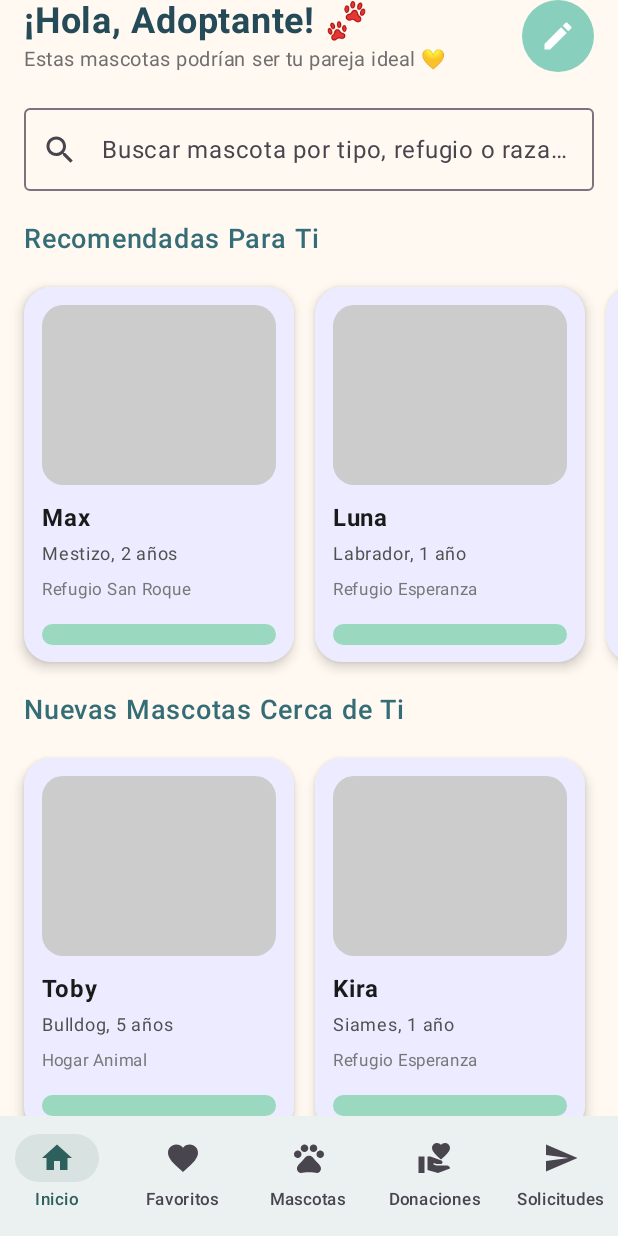
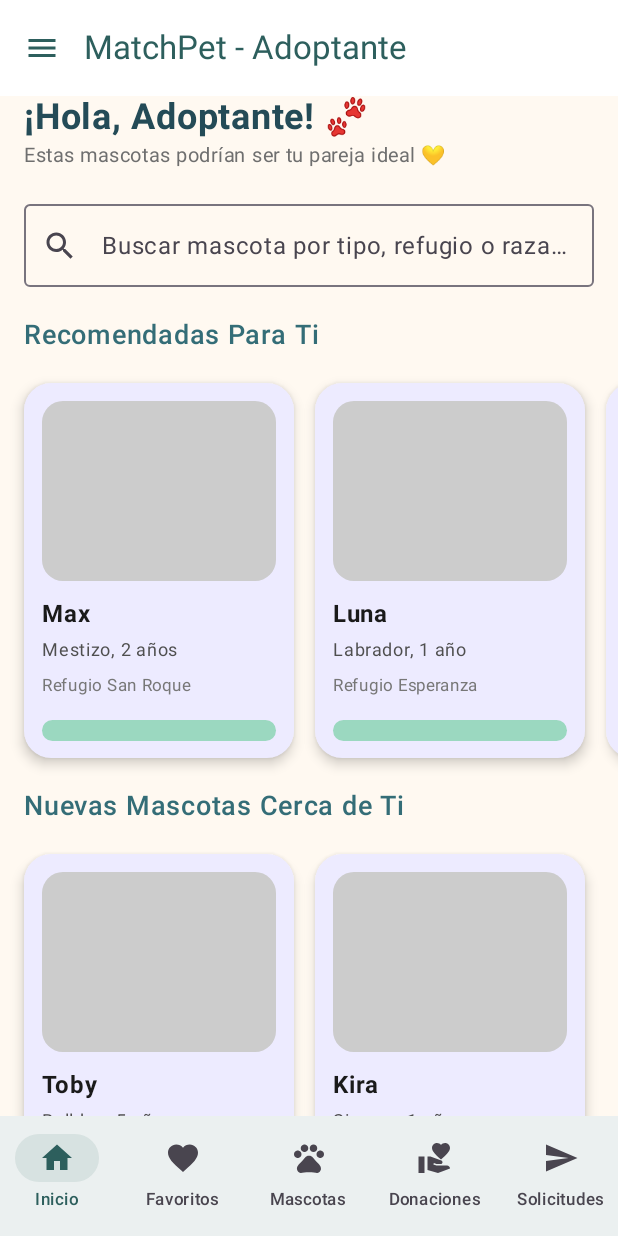
Before and after one commit to luistoledolafuente/MATCHPET, an Android app built with Jetpack Compose: the composable DashboardScreen called with empty values, on a phone screen of 412 x 824 dp. Run offline under Robolectric (Android 15) with nearby library versions, the phone set to English and light mode, and no system bars.

Commit message:
Navbar adoptante

```diff
--- a/frontend-movile/app/src/main/java/com/example/matchpet/ui/navigation/AppNavigation.kt
+++ b/frontend-movile/app/src/main/java/com/example/matchpet/ui/navigation/AppNavigation.kt
@@ -6,7 +6,7 @@ import androidx.navigation.compose.NavHost
 import androidx.navigation.compose.composable
 import com.example.matchpet.ui.screens.*
 import com.example.matchpet.ui.screens.adoptante.DashboardScreen
-import com.example.matchpet.ui.screens.adoptante.ProfileScreen // Se mantiene la importación si la usas en otro sitio
+import com.example.matchpet.ui.screens.adoptante.ProfileScreen
 import com.example.matchpet.ui.screens.auth.LoginScreen
 import com.example.matchpet.ui.screens.auth.RegisterScreen
 import com.example.matchpet.ui.screens.refugio.RefugioDashboardScreen
@@ -63,5 +63,14 @@ fun AppNavigation(navController: NavHostController) {
         composable("settings") {
             SettingsScreen(navController = navController)
         }
+
+        // Perfil de Adoptante (ruta global sin navbar)
+        composable("adoptante_perfil/{token}") { backStackEntry ->
+            val token = backStackEntry.arguments?.getString("token") ?: ""
+            ProfileScreen(
+                token = token,
+                onBack = { navController.popBackStack() }
+            )
+        }
     }
 }
--- /dev/null
+++ b/frontend-movile/app/src/main/java/com/example/matchpet/ui/screens/adoptante/AdoptanteDrawerContent.kt
@@ -0,0 +1,123 @@
+package com.example.matchpet.ui.screens.adoptante
+
+import androidx.compose.foundation.background
+import androidx.compose.foundation.layout.*
+import androidx.compose.material.icons.Icons
+import androidx.compose.material.icons.filled.*
+import androidx.compose.material3.*
+import androidx.compose.runtime.*
+import androidx.compose.ui.Alignment
+import androidx.compose.ui.Modifier
+import androidx.compose.ui.graphics.Color
+import androidx.compose.ui.text.font.FontWeight
+import androidx.compose.ui.unit.dp
+import androidx.compose.ui.unit.sp
+import androidx.lifecycle.viewmodel.compose.viewModel
+import androidx.navigation.NavController
+import com.example.matchpet.ui.theme.PrimaryTeal
+import com.example.matchpet.ui.theme.SurfaceWhite
+import com.example.matchpet.viewmodel.AdoptanteDashboardViewModel
+
+@Composable
+fun AdoptanteDrawerContent(
+    dashboardNavController: NavController,
+    mainNavController: NavController,
+    closeDrawer: () -> Unit,
+    token: String,
+    viewModel: AdoptanteDashboardViewModel = viewModel()
+) {
+    // Observamos el StateFlow para nombre y email
+    val simpleUser by viewModel.simpleUser.collectAsState()
+
+    // Disparamos la carga del perfil al abrir/inicializar el Drawer
+    LaunchedEffect(token) {
+        viewModel.loadUserProfile(token)
+    }
+
+    // Usamos los datos reales del StateFlow
+    val userName = simpleUser?.name ?: "Cargando..."
+    val userEmail = simpleUser?.email ?: "..."
+
+    ModalDrawerSheet(modifier = Modifier.width(300.dp)) {
+
+        // --- CABECERA (Perfil del Adoptante) ---
+        Column(
+            modifier = Modifier
+                .fillMaxWidth()
+                .background(PrimaryTeal.copy(alpha = 0.9f))
+                .padding(16.dp),
+            horizontalAlignment = Alignment.Start
+        ) {
+            Icon(
+                Icons.Default.AccountCircle,
+                contentDescription = "Usuario",
+                modifier = Modifier.size(56.dp),
+                tint = Color.White
+            )
+            Spacer(Modifier.height(8.dp))
+            Text(
+                text = userName, // Nombre del adoptante logueado
+                fontSize = 18.sp,
+                fontWeight = FontWeight.Bold,
+                color = Color.White
+            )
+            Text(
+                text = userEmail, // Email del adoptante logueado
+                fontSize = 14.sp,
+                color = SurfaceWhite
+            )
+        }
+
+        Divider(Modifier.padding(vertical = 8.dp))
+
+        // --- 1. Opción: Ver Perfil (Navegación global sin navbar) ---
+        NavigationDrawerItem(
+            label = { Text("Ver Perfil") },
+            selected = false,
+            onClick = {
+                closeDrawer()
+                mainNavController.navigate("adoptante_perfil/$token") // Ruta global con token
+            },
+            icon = { Icon(Icons.Default.Person, contentDescription = null) }
+        )
+
+        // --- 2. Opción: Configuración (Navegación principal/global) ---
+        NavigationDrawerItem(
+            label = { Text("Configuración") },
+            selected = false,
+            onClick = {
+                closeDrawer()
+                mainNavController.navigate("settings") // Ruta global (AppNavigation)
+            },
+            icon = { Icon(Icons.Default.Settings, contentDescription = null) }
+        )
+
+        // --- 3. Opción: Acerca de la App (Navegación principal/global) ---
+        NavigationDrawerItem(
+            label = { Text("Acerca de la App") },
+            selected = false,
+            onClick = {
+                closeDrawer()
+                mainNavController.navigate("about_us") // Ruta global (AppNavigation)
+            },
+            icon = { Icon(Icons.Default.Info, contentDescription = null) }
+        )
+
+        // --- 4. CERRAR SESIÓN ---
+        Spacer(Modifier.weight(1f)) // Empuja el Logout hacia abajo
+        Divider(Modifier.padding(vertical = 8.dp))
+
+        NavigationDrawerItem(
+            label = { Text("Cerrar Sesión", color = Color.Red) },
+            selected = false,
+            onClick = {
+                closeDrawer()
+                // Navegación principal a Login, limpiando el back stack
+                mainNavController.navigate("login") {
+                    popUpTo(mainNavController.graph.id) { inclusive = true }
+                }
+            },
+            icon = { Icon(Icons.Default.Logout, contentDescription = null, tint = Color.Red) }
+        )
+    }
+}
--- a/frontend-movile/app/src/main/java/com/example/matchpet/ui/screens/adoptante/AdoptanteHomeScreen.kt
+++ b/frontend-movile/app/src/main/java/com/example/matchpet/ui/screens/adoptante/AdoptanteHomeScreen.kt
@@ -5,10 +5,8 @@ import androidx.compose.foundation.layout.*
 import androidx.compose.foundation.lazy.LazyColumn
 import androidx.compose.foundation.lazy.LazyRow
 import androidx.compose.foundation.lazy.items
-import androidx.compose.foundation.shape.CircleShape
 import androidx.compose.foundation.shape.RoundedCornerShape
 import androidx.compose.material.icons.Icons
-import androidx.compose.material.icons.filled.Edit
 import androidx.compose.material.icons.filled.Search
 import androidx.compose.material3.*
 import androidx.compose.runtime.*
@@ -53,13 +51,11 @@ fun AdoptanteHomeScreen(navController: NavController, token: String, paddingValu
         // HEADER
         // -------------------------
         item {
-            Row(
+            Column(
                 modifier = Modifier
                     .fillMaxWidth()
-                    .padding(horizontal = 16.dp), // Aplicar padding horizontal
-                horizontalArrangement = Arrangement.SpaceBetween
+                    .padding(horizontal = 16.dp) // Aplicar padding horizontal
             ) {
-                Column {
                 Text(
                     text = "¡Hola, Adoptante! 🐾",
                     fontSize = 24.sp,
@@ -71,23 +67,6 @@ fun AdoptanteHomeScreen(navController: NavController, token: String, paddingValu
                     fontSize = 13.sp,
                     color = Color(0xFF6F6F6F)
                 )
-                }
-
-                IconButton(
-                    onClick = {
-                        // Navegación interna a la ruta "adoptante_perfil"
-                        navController.navigate("adoptante_perfil")
-                    },
-                    modifier = Modifier
-                        .size(48.dp)
-                        .background(Color(0xFF89CFBD), CircleShape)
-                ) {
-                    Icon(
-                        Icons.Default.Edit,
-                        contentDescription = "Editar perfil",
-                        tint = Color.White
-                    )
-                }
             }
         }
 
--- a/frontend-movile/app/src/main/java/com/example/matchpet/ui/screens/adoptante/DashboardScreen.kt
+++ b/frontend-movile/app/src/main/java/com/example/matchpet/ui/screens/adoptante/DashboardScreen.kt
@@ -2,8 +2,10 @@ package com.example.matchpet.ui.screens.adoptante
 
 import androidx.compose.foundation.background
 import androidx.compose.foundation.layout.fillMaxSize
-import androidx.compose.material3.Scaffold
-import androidx.compose.runtime.Composable
+import androidx.compose.material.icons.Icons
+import androidx.compose.material.icons.filled.Menu
+import androidx.compose.material3.*
+import androidx.compose.runtime.*
 import androidx.compose.ui.Modifier
 import androidx.navigation.NavController
 import androidx.navigation.compose.rememberNavController
@@ -11,25 +13,48 @@ import com.example.matchpet.ui.components.BottomNavBar
 import com.example.matchpet.ui.components.adoptanteNavItems
 import com.example.matchpet.ui.navigation.AdoptanteDashboardNavHost
 import com.example.matchpet.ui.theme.BackgroundLight
+import com.example.matchpet.ui.theme.PrimaryTeal
+import kotlinx.coroutines.launch
 
+@OptIn(ExperimentalMaterial3Api::class)
 @Composable
 fun DashboardScreen(
     mainNavController: NavController, // Controlador principal (de la AppNavigation)
     token: String
 ) {
-    // 🔑 1. Controlador de navegación INTERNO para las pestañas
+    // Controlador de navegación INTERNO para las pestañas
     val dashboardNavController = rememberNavController()
+    val drawerState = rememberDrawerState(initialValue = DrawerValue.Closed)
+    val scope = rememberCoroutineScope()
 
+    ModalNavigationDrawer(
+        drawerState = drawerState,
+        drawerContent = {
+            AdoptanteDrawerContent(
+                dashboardNavController = dashboardNavController,
+                mainNavController = mainNavController,
+                closeDrawer = { scope.launch { drawerState.close() } },
+                token = token
+            )
+        }
+    ) {
         Scaffold(
+            topBar = {
+                TopAppBar(
+                    title = { Text("MatchPet - Adoptante", color = PrimaryTeal) },
+                    navigationIcon = {
+                        IconButton(onClick = { scope.launch { drawerState.open() } }) {
+                            Icon(Icons.Default.Menu, contentDescription = "Menú", tint = PrimaryTeal)
+                        }
+                    }
+                )
+            },
             bottomBar = {
-            // 2. Pasamos el controlador INTERNO al BottomNavBar
                 BottomNavBar(navController = dashboardNavController, navItems = adoptanteNavItems)
             }
         ) { paddingValues ->
-        // 3. Usamos el NavHost interno para mostrar el contenido
             AdoptanteDashboardNavHost(
                 navController = dashboardNavController,
-            // 4. Pasamos el token y el padding que necesita el NavHost interno
                 modifier = Modifier
                     .fillMaxSize()
                     .background(BackgroundLight),
@@ -38,3 +63,4 @@ fun DashboardScreen(
             )
         }
     }
+}
--- a/frontend-movile/app/src/main/java/com/example/matchpet/ui/screens/adoptante/ProfileScreen.kt
+++ b/frontend-movile/app/src/main/java/com/example/matchpet/ui/screens/adoptante/ProfileScreen.kt
@@ -197,7 +197,9 @@ fun ProfileScreen(
 
                 Button(
                     onClick = {
-                        Toast.makeText(context, "Luego actualizará al backend", Toast.LENGTH_SHORT).show()
+                        Toast.makeText(context, "Cambios guardados", Toast.LENGTH_SHORT).show()
+                        // Regresar al dashboard inicial después de guardar
+                        onBack()
                     },
                     modifier = Modifier
                         .align(Alignment.End)
--- /dev/null
+++ b/frontend-movile/app/src/main/java/com/example/matchpet/viewmodel/AdoptanteViewModel.kt
@@ -0,0 +1,56 @@
+package com.example.matchpet.viewmodel
+
+import androidx.lifecycle.ViewModel
+import androidx.lifecycle.viewModelScope
+import com.example.matchpet.data.model.UserProfileResponse
+import com.example.matchpet.data.network.RetrofitClient
+import kotlinx.coroutines.flow.MutableStateFlow
+import kotlinx.coroutines.flow.StateFlow
+import kotlinx.coroutines.flow.asStateFlow
+import kotlinx.coroutines.launch
+import android.util.Log
+
+// Modelo simplificado para la UI del Drawer (solo nombre y email)
+data class SimpleAdoptanteUser(val name: String, val email: String)
+
+class AdoptanteDashboardViewModel : ViewModel() {
+
+    // StateFlow simple para el nombre/email de la cabecera del drawer
+    private val _simpleUser = MutableStateFlow<SimpleAdoptanteUser?>(null)
+    val simpleUser: StateFlow<SimpleAdoptanteUser?> = _simpleUser.asStateFlow()
+
+    fun loadUserProfile(token: String) {
+        viewModelScope.launch {
+            try {
+                val authHeader = "Bearer $token"
+                // Llamamos a getProfile (que devuelve UserProfileResponse)
+                val response = RetrofitClient.api.getProfile(authHeader)
+
+                if (response.isSuccessful && response.body() != null) {
+                    val profile = response.body()!!
+
+                    // Extraemos los campos necesarios de UserProfileResponse
+                    _simpleUser.value = SimpleAdoptanteUser(
+                        name = profile.nombre ?: "Adoptante sin Nombre",
+                        email = profile.email
+                    )
+                } else {
+                    Log.e("AdoptanteDashVM", "Error cargando perfil: ${response.code()}")
+                    setFallbackUser("Error al cargar perfil")
+                }
+            } catch (e: Exception) {
+                Log.e("AdoptanteDashVM", "Exception cargando perfil", e)
+                setFallbackUser("Error de conexión")
+            }
+        }
+    }
+
+    private fun setFallbackUser(nombreError: String) {
+        _simpleUser.value = SimpleAdoptanteUser(name = nombreError, email = "N/A")
+    }
+
+    // Alias para mantener compatibilidad
+    fun loadUser(token: String) {
+        loadUserProfile(token)
+    }
+}
```
Also changed, not shown: frontend-movile/app/src/main/java/com/example/matchpet/ui/navigation/AdoptanteDashboardNavHost.kt (+4 -3 lines). Lines whose indentation alone changed are shown as unchanged.
